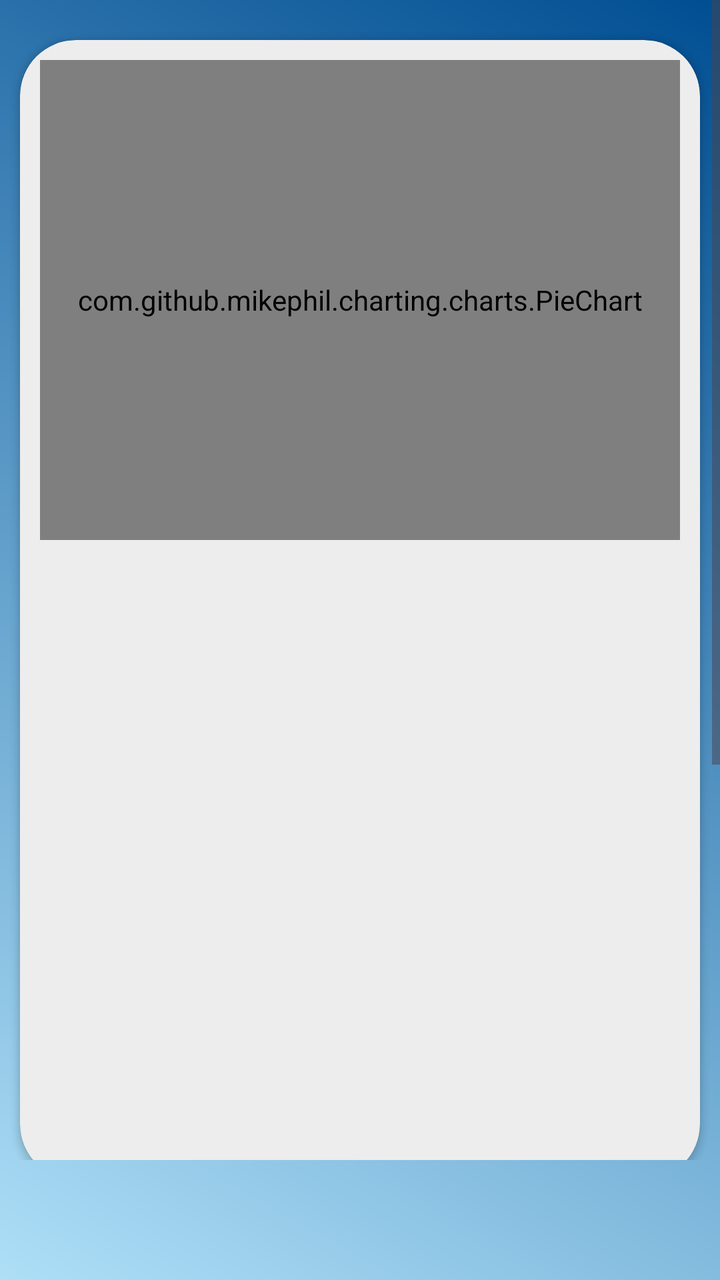
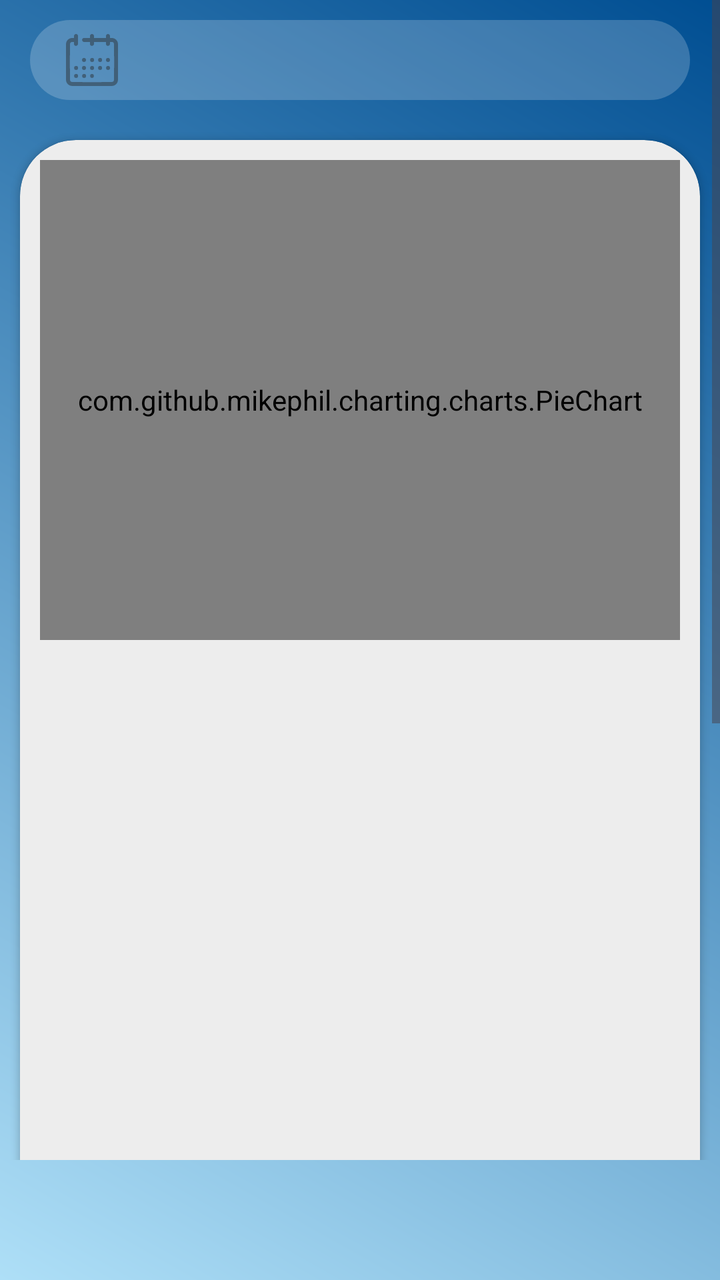

Compare the two renders of this Android layout. The source of the first and the diff that turns it into the second are given below.
<!-- AndroidManifest.xml: application theme Theme.Budget_Planner -->
<!-- res/layout/fragment_chart_.xml -->
<?xml version="1.0" encoding="utf-8"?>
<androidx.constraintlayout.widget.ConstraintLayout
    xmlns:android="http://schemas.android.com/apk/res/android"
    xmlns:tools="http://schemas.android.com/tools"
    android:layout_width="match_parent"
    android:layout_height="match_parent"
    xmlns:app="http://schemas.android.com/apk/res-auto"
    tools:context=".Category_Fragment">

    <ScrollView
        android:layout_width="match_parent"
        android:layout_height="0dp"
        android:overScrollMode="never"
        android:scrollbars="vertical"
        app:layout_constraintBottom_toTopOf="@+id/space"
        app:layout_constraintEnd_toEndOf="parent"
        app:layout_constraintStart_toStartOf="parent"
        app:layout_constraintTop_toTopOf="parent">

        <LinearLayout
            android:layout_width="match_parent"
            android:layout_height="match_parent"
            android:orientation="vertical">

            <androidx.cardview.widget.CardView
                android:id="@+id/card1"
                android:layout_width="match_parent"
                android:layout_height="wrap_content"
                android:layout_marginHorizontal="10dp"
                android:layout_marginTop="20dp"
                app:cardCornerRadius="28dp"
                app:cardBackgroundColor="?attr/colorPrimary">

                <LinearLayout
                    android:layout_width="match_parent"
                    android:layout_height="wrap_content"
                    android:orientation="vertical">

                    <com.github.mikephil.charting.charts.PieChart
                        android:id="@+id/expense_chart"
                        android:layout_width="match_parent"
                        android:layout_height="240dp"
                        android:layout_margin="10dp"/>

                    <ListView
                        android:id="@+id/listview_Expense"
                        android:layout_width="match_parent"
                        android:layout_height="300dp"
                        android:divider="@null"
                        android:dividerHeight="10dp"
                        android:layout_marginBottom="10dp"
                        android:layout_marginHorizontal="10dp"
                        android:nestedScrollingEnabled="true"
                        />
                </LinearLayout>

            </androidx.cardview.widget.CardView>

            <androidx.cardview.widget.CardView
                android:id="@+id/card2"
                android:layout_width="match_parent"
                android:layout_height="wrap_content"
                android:layout_below="@id/card1"
                android:layout_marginHorizontal="10dp"
                android:layout_marginTop="20dp"
                app:cardCornerRadius="28dp"
                app:cardBackgroundColor="?attr/colorPrimary">

                <LinearLayout
                    android:layout_width="match_parent"
                    android:layout_height="wrap_content"
                    android:orientation="vertical">

                    <com.github.mikephil.charting.charts.PieChart
                        android:id="@+id/income_chart"
                        android:layout_width="match_parent"
                        android:layout_height="240dp"
                        android:layout_margin="10dp"/>

                    <ListView
                        android:id="@+id/listview_income"
                        android:layout_width="match_parent"
                        android:layout_height="wrap_content"
                        android:divider="@null"
                        android:dividerHeight="10dp"
                        android:layout_marginBottom="10dp"
                        android:layout_marginHorizontal="10dp"
                        android:nestedScrollingEnabled="true"
                        />
                </LinearLayout>
            </androidx.cardview.widget.CardView>

        </LinearLayout>

    </ScrollView>

    <Space
        android:id="@+id/space"
        android:layout_width="match_parent"
        android:layout_height="60dp"
        app:layout_constraintBottom_toBottomOf="parent"/>

</androidx.constraintlayout.widget.ConstraintLayout>
<!-- resources referenced by this layout -->
<resources>
  <style name="Theme.Budget_Planner" parent="Base.Theme.Budget_Planner" />
  <style name="Base.Theme.Budget_Planner" parent="Theme.Material3.DayNight.NoActionBar">
          
          <item name="android:windowBackground">@drawable/backgroung_gradient</item>
          
          <item name="colorPrimary">#EDEDED</item>
          
          <item name="colorPrimaryVariant">#BBD7FF</item>
          
          <item name="colorOnPrimary">#004E92</item>
          
          <item name="android:textColor">@color/black</item>
          
          <item name="colorOnSecondary">#004E92</item>
          
          <item name="colorSecondary">#EDEDED</item>
          
          <item name="colorSecondaryVariant">#EDEDED</item>
          
          <item name="colorTertiary">#E3E3E3</item>
          
          <item name="colorOnTertiary">#1A001F54</item>
          <item name="android:drawableTint">#B3292D32</item>
  
          <item name="android:statusBarColor">#004E92</item>
      </style>
  <!-- drawable backgroung_gradient (drawable) -->
  <?xml version="1.0" encoding="utf-8"?>
  <shape xmlns:android="http://schemas.android.com/apk/res/android">
      <gradient
          android:type="linear"
          android:angle="45"
          android:startColor="#AEDFF7"
          android:endColor="#004E92"></gradient>
  </shape>
  <color name="black">#FF000000</color>
</resources>

<!-- the commit's change to res/layout/fragment_chart_.xml (unified diff, before → after) -->
@@ -21,6 +21,22 @@
             android:layout_width="match_parent"
             android:layout_height="match_parent"
             android:orientation="vertical">
+            
+            <TextView
+                android:id="@+id/selectedDate"
+                android:layout_width="match_parent"
+                android:layout_height="40dp"
+                android:foreground="?attr/selectableItemBackground"
+                android:layout_marginHorizontal="15dp"
+                android:layout_marginTop="10dp"
+                android:background="@drawable/round_back_for_tabs"
+                android:drawableStart="@drawable/date"
+                android:paddingStart="15dp"
+                android:drawablePadding="20dp"
+                android:textSize="17dp"
+                android:textColor="@color/white"
+                android:gravity="center_vertical"
+                />
 
             <androidx.cardview.widget.CardView
                 android:id="@+id/card1"
<!-- resource entries referenced after the edit -->
@@ -1,5 +1,14 @@
 <!-- resources referenced by this layout -->
 <resources>
+  <color name="white">#FFFFFFFF</color>
+  <!-- drawable date: vector/xml drawable (drawable, 2352 chars, omitted) -->
+  <!-- drawable round_back_for_tabs (drawable) -->
+  <?xml version="1.0" encoding="utf-8"?>
+  <shape xmlns:android="http://schemas.android.com/apk/res/android"
+      android:shape="rectangle">
+  <solid android:color="#33FFFFFF"/>
+      <corners android:radius="100dp"/>
+  </shape>
   <style name="Theme.Budget_Planner" parent="Base.Theme.Budget_Planner" />
   <style name="Base.Theme.Budget_Planner" parent="Theme.Material3.DayNight.NoActionBar">
           
@@ -17,11 +26,12 @@
           
           <item name="colorSecondary">#EDEDED</item>
           
-          <item name="colorSecondaryVariant">#EDEDED</item>
+          <item name="colorSecondaryVariant">#BBD7FF</item>
           
           <item name="colorTertiary">#E3E3E3</item>
           
           <item name="colorOnTertiary">#1A001F54</item>
+  
           <item name="android:drawableTint">#B3292D32</item>
   
           <item name="android:statusBarColor">#004E92</item>
